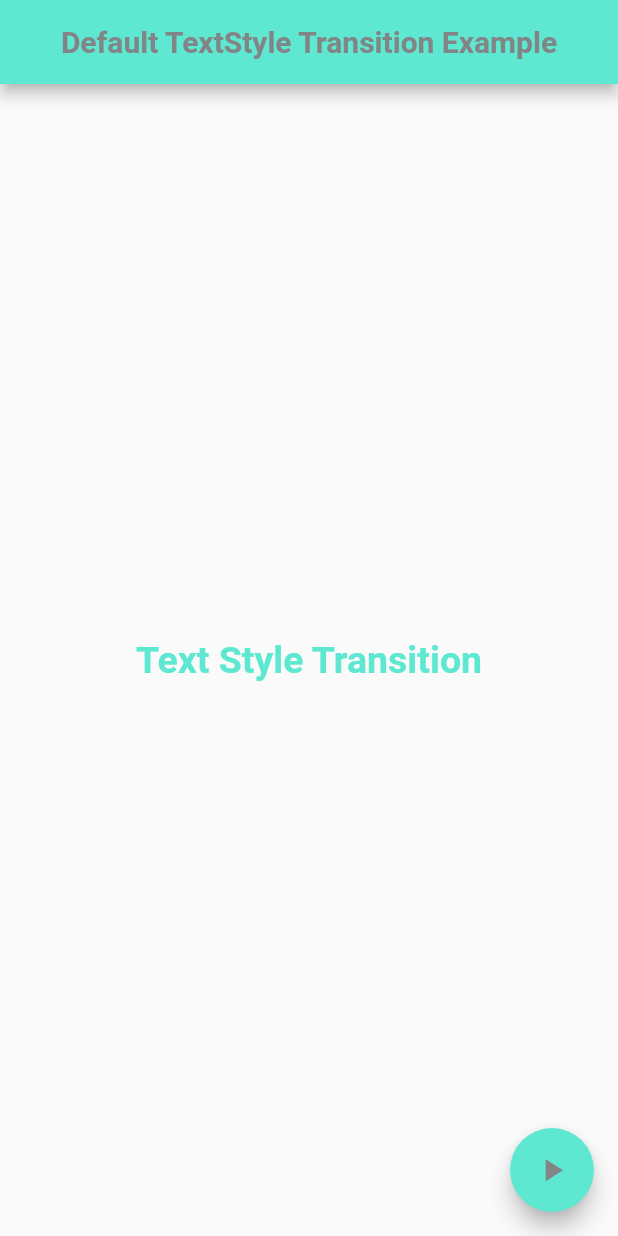
After one commit to esraa-mohamad/examples_learning_animation, a Flutter app: the DefaultTextStyleTransitionExample screen opened directly, after a tap on the "play arrow" icon, on a phone screen of 412 x 824 dp. The commit adds this screen. Run offline on Flutter 3.47's test engine with Material 2 defaults, Android fonts, the light colour scheme and no system bars.

Commit message:
default text style transition

```diff
--- /dev/null
+++ b/lib/view/Explicit_Animation/default_textstyle_transition_ex.dart
@@ -0,0 +1,101 @@
+import 'package:flutter/material.dart';
+
+class DefaultTextStyleTransitionExample extends StatefulWidget {
+  const DefaultTextStyleTransitionExample({super.key});
+
+  @override
+  State<DefaultTextStyleTransitionExample> createState() => _DefaultTextStyleTransitionExampleState();
+}
+
+class _DefaultTextStyleTransitionExampleState
+    extends State<DefaultTextStyleTransitionExample>
+    with SingleTickerProviderStateMixin
+{
+
+  late  AnimationController controller ;
+  late Animation<double> animation ;
+
+  @override
+  void initState() {
+    // TODO: implement initState
+    super.initState();
+
+    controller = AnimationController(
+      vsync: this,
+      duration: const Duration(seconds: 1),
+    );
+
+    animation = Tween<double> (begin: 0 , end: 1).animate(controller);
+
+  }
+
+  TextStyle  style_1 = const TextStyle(
+    fontSize: 35,
+    fontWeight: FontWeight.bold,
+    color:Color(0xff828585),
+  );
+
+  TextStyle  style_2 = const TextStyle(
+    fontSize: 25,
+    fontWeight: FontWeight.w600,
+    color:Color(0xff5EE8D1),
+  );
+
+
+  startAnimation()
+  {
+
+    setState(() {
+      if(controller.status == AnimationStatus.completed)
+      {
+        controller.reverse();
+      }
+      else
+      {
+        controller.forward();
+      }
+    });
+  }
+
+  @override
+  void dispose() {
+    controller.dispose();
+    super.dispose();
+  }
+
+  @override
+  Widget build(BuildContext context) {
+    return Scaffold(
+      appBar:  AppBar(
+        automaticallyImplyLeading: false,
+        backgroundColor: const Color(0xff5EE8D1),
+        title:  const Text(
+          'Default TextStyle Transition Example',
+          style: TextStyle(
+            color: Color(0xff828585),
+            fontWeight: FontWeight.bold,
+            fontSize: 20,
+          ),
+        ),
+        centerTitle: true,
+      ),
+      body: Center(
+        child: DefaultTextStyleTransition(
+          style: animation.drive(TextStyleTween(begin: style_1 , end: style_2)),
+          child: const Text(
+            'Text Style Transition'
+          ),
+        ),
+      ),
+      floatingActionButton: FloatingActionButton(
+        onPressed: startAnimation,
+        backgroundColor: const Color(0xff5EE8D1),
+        child: const Icon(
+          Icons.play_arrow,
+          size: 25,
+          color: Color(0xff828585),
+        ),
+      ),
+    );
+  }
+}
--- a/lib/view/Explicit_Animation/explicit_home.dart
+++ b/lib/view/Explicit_Animation/explicit_home.dart
@@ -1,4 +1,5 @@
 import 'package:examples_animation/view/Explicit_Animation/animated_builder_ex.dart';
+import 'package:examples_animation/view/Explicit_Animation/default_textstyle_transition_ex.dart';
 import 'package:examples_animation/view/Explicit_Animation/fade_transition_ex.dart';
 import 'package:examples_animation/view/Explicit_Animation/position_transition_ex.dart';
 import 'package:examples_animation/view/Explicit_Animation/positioned_directional_transition_ex.dart';
@@ -64,6 +65,10 @@ class _ExplicitHomeViewState extends State<ExplicitHomeView> {
                 title: 'Tween Animation Builder Example',
                 page: TweenAnimationBuilderExample()
             ),
+            SecondButtonElevated(
+                title: 'Default TextStyle Transition Example',
+                page: DefaultTextStyleTransitionExample()
+            ),
           ],
         ),
       ),
```
